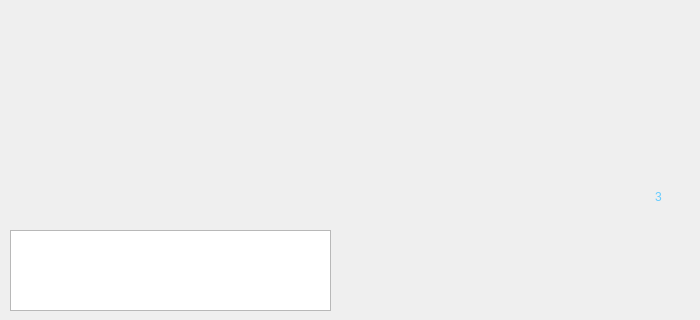
Above: map.ui from Heart-tide/proj-arknights before the change; both pictures show x 0 to 700 and y 280 to 600 of the 700 by 600 pixel window. Below: the same form after it.
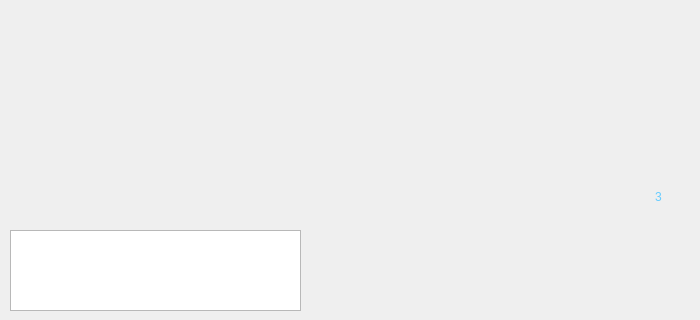
That is the form after the change. Icons and pictures are not drawn.

Patch:
```diff
--- a/map.ui
+++ b/map.ui
@@ -175,8 +175,8 @@
   <widget class="QPushButton" name="photo_kroos">
    <property name="geometry">
     <rect>
-     <x>500</x>
-     <y>499</y>
+     <x>300</x>
+     <y>500</y>
      <width>100</width>
      <height>100</height>
     </rect>
@@ -196,7 +196,7 @@
     <rect>
      <x>10</x>
      <y>510</y>
-     <width>321</width>
+     <width>291</width>
      <height>81</height>
     </rect>
    </property>
@@ -219,7 +219,7 @@
   <widget class="QPushButton" name="photo_honey_berry">
    <property name="geometry">
     <rect>
-     <x>410</x>
+     <x>400</x>
      <y>500</y>
      <width>100</width>
      <height>100</height>
```
Left out of the diff: 19 changed lines with no effect on the pictures.
